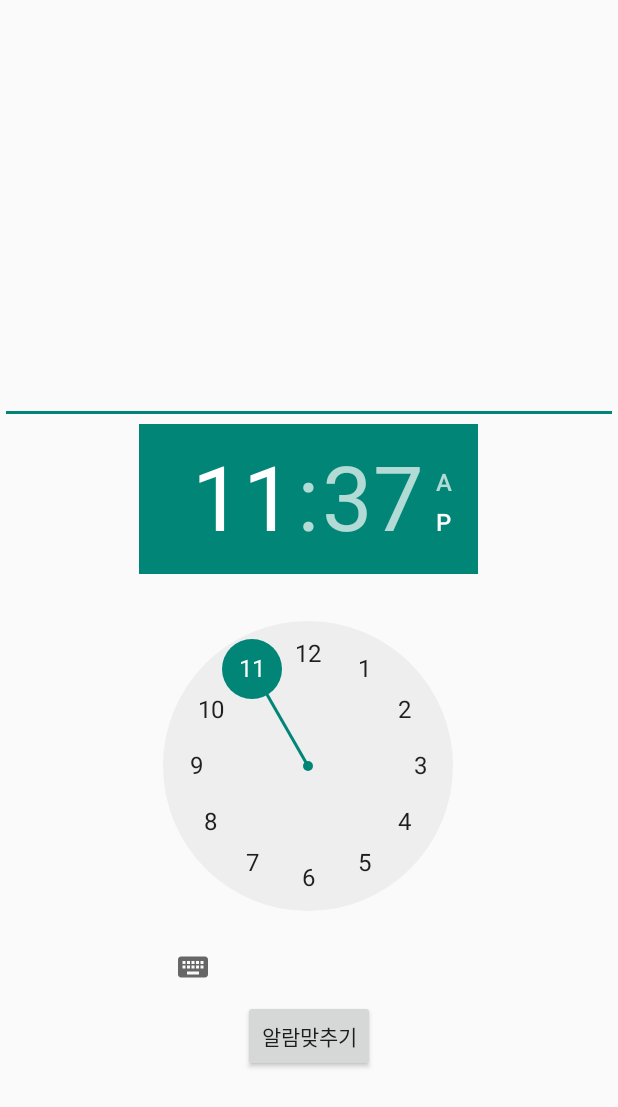
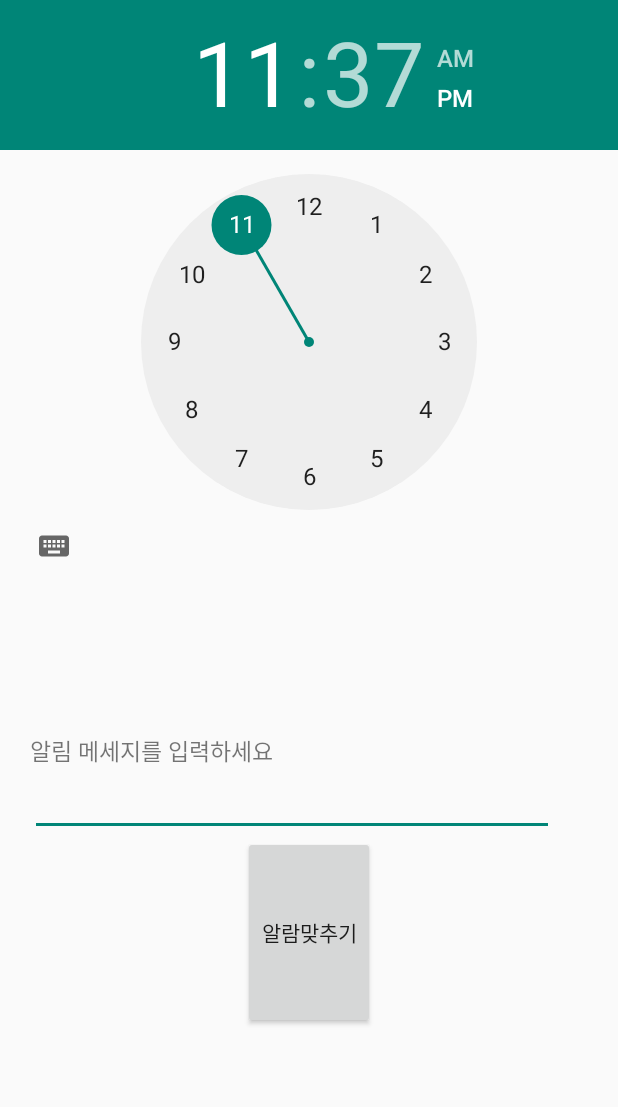
Before and after one commit to sophia1023/SafeReturn, an Android app: the NotificationActivity screen opened directly, with no data from a screen before it, on a phone screen of 412 x 824 dp. Shown: the top 1107 px of the screen. Run offline under Robolectric (Android 15) with nearby library versions, the phone set to English and light mode, and no system bars.

Commit message:
notification 완성!!!!!!!!!!!!!!!!!!!!!!!!!!!!!!

```diff
--- a/app/src/main/AndroidManifest.xml
+++ b/app/src/main/AndroidManifest.xml
@@ -12,6 +12,8 @@
 
     <uses-permission android:name="android.permission.WAKE_LOCK" />
     <uses-permission android:name="android.permission.VIBRATE" />
+
+    <uses-permission android:name="android.permission.READ_PHONE_STATE" />
 
     <application
         android:allowBackup="true"
--- a/app/src/main/java/com/jh/safereturn/NotificationActivity.java
+++ b/app/src/main/java/com/jh/safereturn/NotificationActivity.java
@@ -7,7 +7,6 @@ import android.app.PendingIntent;
 import android.content.Context;
 import android.content.Intent;
 import android.os.Bundle;
-import android.text.Editable;
 import android.view.View;
 import android.widget.Button;
 import android.widget.EditText;
@@ -43,6 +42,7 @@ public class NotificationActivity extends Activity {
         b.setOnClickListener (new View.OnClickListener() {
             public void onClick (View v) {
                 setAlarm();
+                finish();
             }
         });
     }
@@ -67,7 +67,5 @@ public class NotificationActivity extends Activity {
         PendingIntent pIntent= PendingIntent.getBroadcast(NotificationActivity.this, 0, intent,0);
         aManager = (AlarmManager)getSystemService(Context.ALARM_SERVICE);
         aManager.set(AlarmManager.RTC, calendar.getTimeInMillis(), pIntent);
-       // intent.putExtra("sentMSG", setMsg);
-       // startActivity(intent);
     }
 }
--- a/app/src/main/res/layout/activity_maps.xml
+++ b/app/src/main/res/layout/activity_maps.xml
@@ -20,8 +20,10 @@
         android:layout_height="wrap_content"
         android:text="상대 위치 받기" />
 </LinearLayout>
+
 <fragment xmlns:android="http://schemas.android.com/apk/res/android"
     xmlns:tools="http://schemas.android.com/tools" android:layout_width="match_parent"
     android:layout_height="match_parent" android:id="@+id/map" tools:context=".MapsActivity"
     android:name="com.google.android.gms.maps.SupportMapFragment" />
+
 </LinearLayout>
--- a/app/src/main/res/layout/activity_notification.xml
+++ b/app/src/main/res/layout/activity_notification.xml
@@ -2,31 +2,39 @@
 <LinearLayout xmlns:android="http://schemas.android.com/apk/res/android"
     android:orientation="vertical" android:layout_width="match_parent"
     android:layout_height="match_parent"
-    android:gravity="center"
     android:weightSum="1">
 
-    <!--<DatePicker
+    <TimePicker
+        android:layout_width="match_parent"
+        android:layout_height="wrap_content"
+        android:id="@+id/timePicker"
+        android:layout_gravity="center_horizontal"
+        android:layout_weight="0.27"
+
+        android:layout_marginBottom="20dp"/>
+
+    <TextView
         android:layout_width="wrap_content"
-        android:layout_height="136dp"
-        android:id="@+id/datePicker" />-->
+        android:layout_height="wrap_content"
+        android:text="알림 메세지를 입력하세요"
+        android:layout_marginLeft="20dp"
+        android:textSize="15dp"
+        android:id="@+id/textView3"
+       />
 
     <EditText
-        android:layout_width="match_parent"
+        android:layout_width="349dp"
         android:layout_height="wrap_content"
-        android:id="@+id/editText"
-        android:layout_weight="0.27" />
-
-    <TimePicker
-        android:layout_width="226dp"
-        android:layout_height="256dp"
-        android:id="@+id/timePicker"
-        android:layout_weight="0.27" />
+        android:layout_marginLeft="20dp"
+        android:id="@+id/editText" />
 
     <Button
         android:layout_width="wrap_content"
         android:layout_height="wrap_content"
         android:text="알람맞추기"
         android:id="@+id/btnAlaram"
-        android:layout_gravity="center_horizontal" />
+        android:layout_gravity="center_horizontal"
+        android:layout_weight="0.27" />
+
 
 </LinearLayout>
```
Also changed, not shown: app/src/main/java/com/jh/safereturn/AlarmReceiver.java (+1 -19 lines), app/src/main/java/com/jh/safereturn/FragmentHome.java (+12 -1 lines), app/src/main/java/com/jh/safereturn/LocationSMS.java (+0 -32 lines), app/src/main/java/com/jh/safereturn/MainActivity.java (+88 -9 lines).
